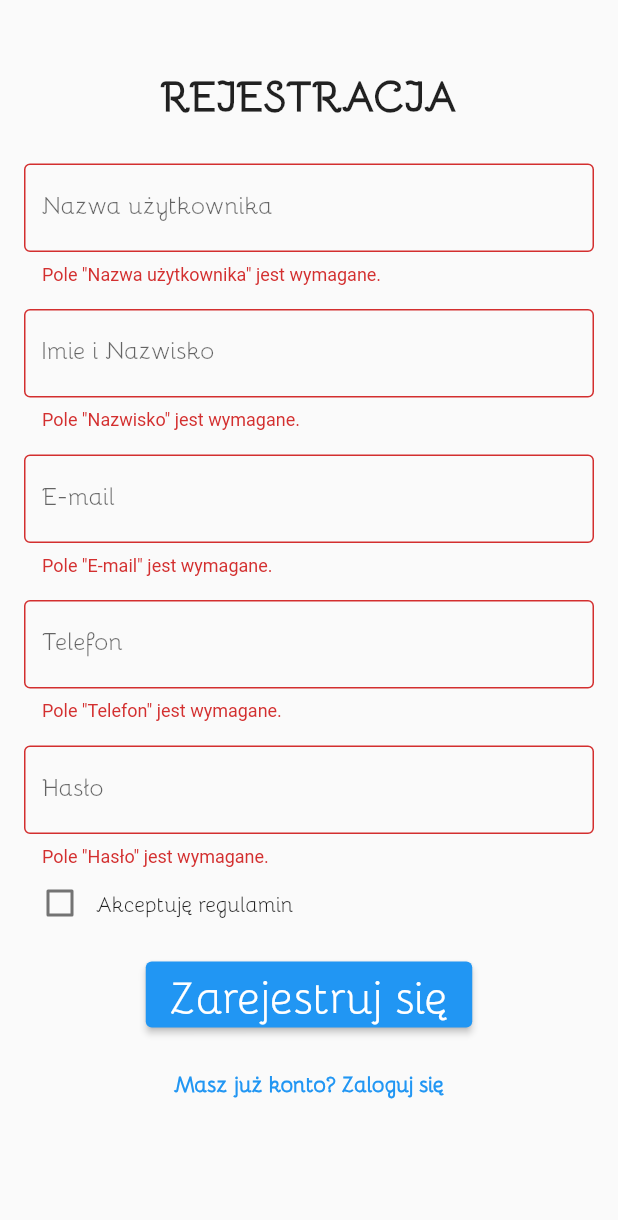
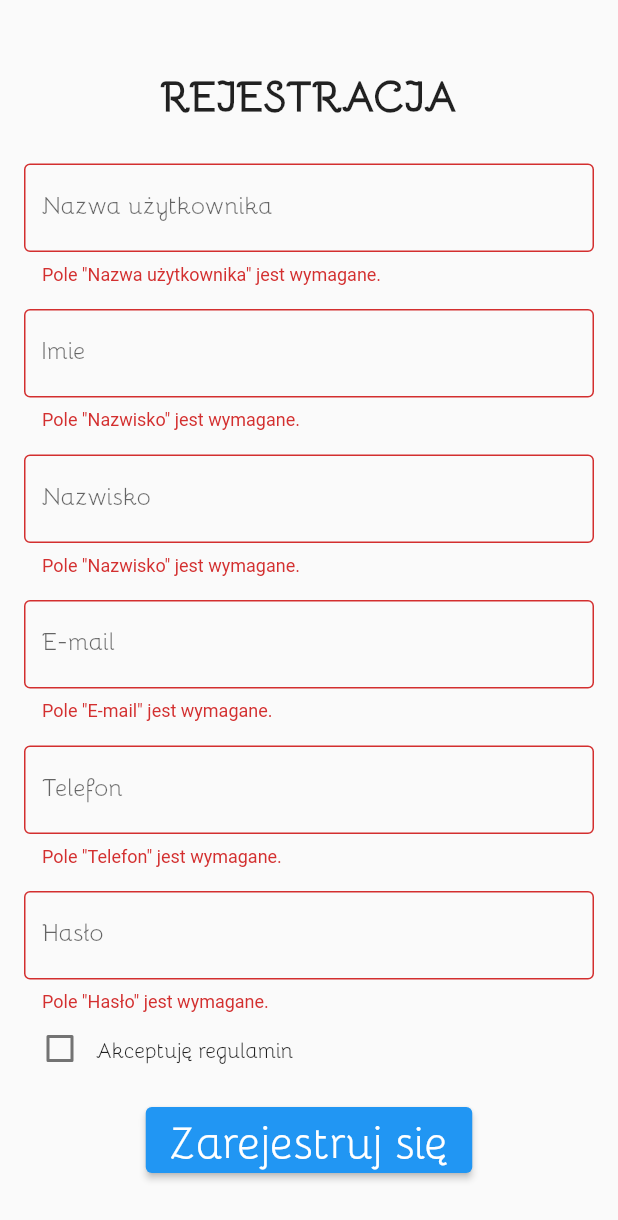
Before and after one commit to damiankalbarz/gym_app, a Flutter app: the RegisterPage screen opened directly, after a tap on "Zarejestruj się", on a phone screen of 412 x 824 dp. Shown: the top 1220 px of the screen. Run offline on Flutter 3.47's test engine with Material 2 defaults, Android fonts, the light colour scheme and no system bars; our stand-ins replace image_cropper, image_picker, permission_handler, qr_flutter, shared_preferences; accounts and stored records are empty; network calls fail.

```diff
--- a/lib/register_view.dart
+++ b/lib/register_view.dart
@@ -16,6 +16,8 @@ class _RegisterPageState extends State<RegisterPage> {
   final _fullNameController = TextEditingController();
   final _passwordController = TextEditingController();
   final _userNameController = TextEditingController();
+  final _nameController = TextEditingController();
+  final _surenameController = TextEditingController();
   bool isChecked = false;
   final _formKey = GlobalKey<FormState>();
 
@@ -57,12 +59,28 @@ class _RegisterPageState extends State<RegisterPage> {
               ),
               SizedBox(height: 16.0),
               TextFormField(
-                controller: _fullNameController,
+                controller: _nameController,
                 decoration: InputDecoration(
                     border: OutlineInputBorder(
                       borderSide: BorderSide(color: Colors.black),
                     ),
-                    labelText: 'Imie i Nazwisko',
+                    labelText: 'Imie',
+                    labelStyle: TextStyle(fontFamily: "Bellota-Regular")),
+                validator: (value) {
+                  if (value == null || value.isEmpty) {
+                    return 'Pole "Nazwisko" jest wymagane.';
+                  }
+                  return null;
+                },
+              ),
+              SizedBox(height: 16.0),
+              TextFormField(
+                controller: _surenameController,
+                decoration: InputDecoration(
+                    border: OutlineInputBorder(
+                      borderSide: BorderSide(color: Colors.black),
+                    ),
+                    labelText: 'Nazwisko',
                     labelStyle: TextStyle(fontFamily: "Bellota-Regular")),
                 validator: (value) {
                   if (value == null || value.isEmpty) {
@@ -150,6 +168,7 @@ class _RegisterPageState extends State<RegisterPage> {
               Container(
                 child: ElevatedButton(
                   onPressed: () {
+                    _fullNameController.text = _nameController.text + " " + _surenameController.text;
                     if (_formKey.currentState!.validate() && _registerBloc.isValidEmail(_emailController.text)&& _registerBloc.isValidPhone(_phoneController.text)) {
                       _registerBloc.registerUser(
                         userName: _userNameController.text,
@@ -157,7 +176,6 @@ class _RegisterPageState extends State<RegisterPage> {
                         fullName: _fullNameController.text,
                         email: _emailController.text,
                         phoneNumber: _phoneController.text,
-
                       ).then((success) {
                         if (success) {
                           Navigator.push(
```
Also changed, not shown: lib/Model/Goal.dart (added, +13 -0 lines), lib/profilPage_bloc.dart (+60 -3 lines), lib/profil_view.dart (+38 -43 lines), lib/profileBar.dart (added).
